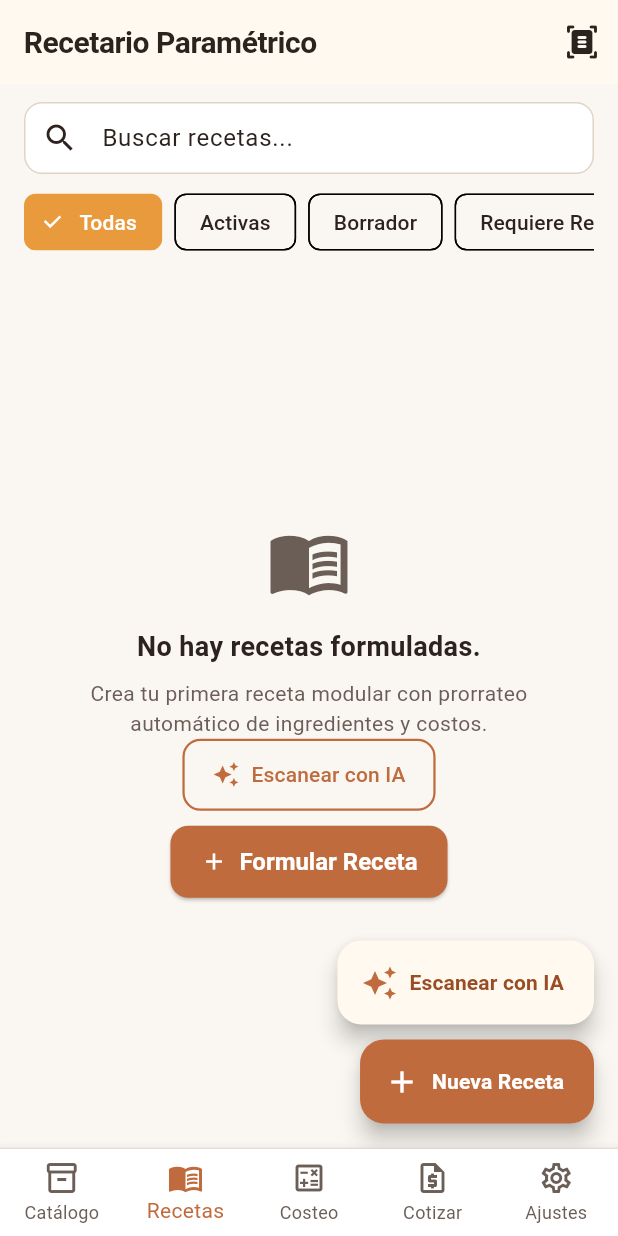
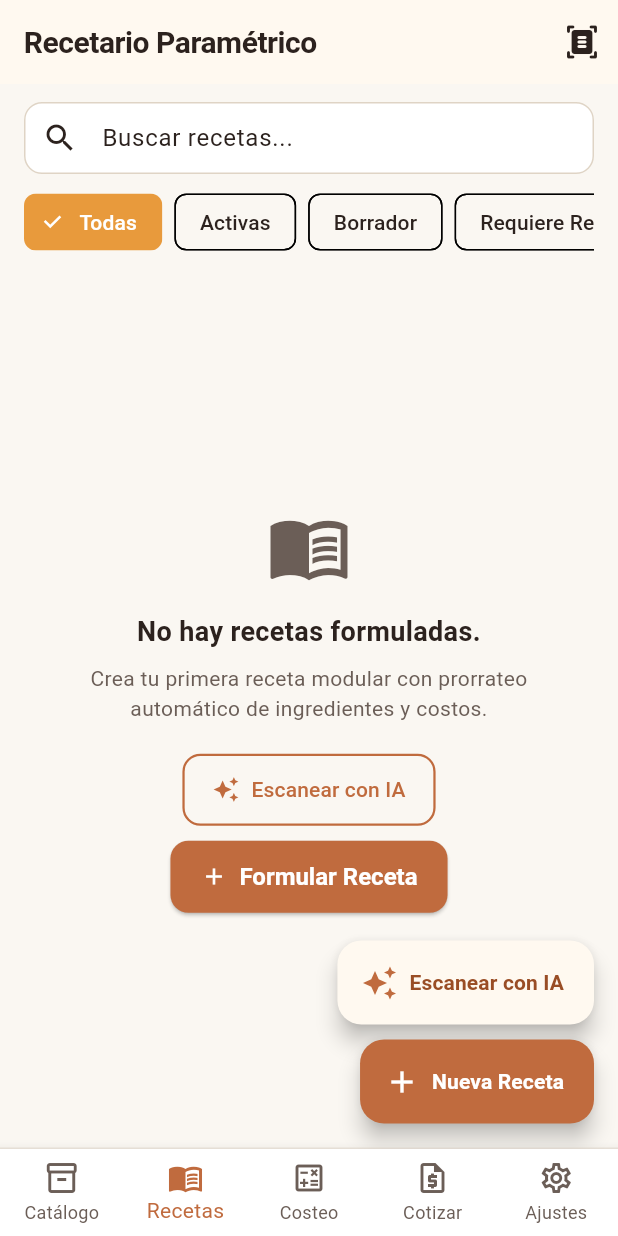
Before and after one commit to JeffDevX/costibake-app, a Flutter app: the screen it shows after launch, item 2 of the bottom bar chosen, on a phone screen of 412 x 824 dp. Run offline on Flutter 3.47's test engine with Material 3 defaults, Android fonts, the phone set to English and light mode, and no system bars; our stand-ins replace equatable, file_picker, flutter_bloc, flutter_secure_storage, google_generative_ai, image_picker and 4 more; accounts and stored records are empty.

Commit message:
fix(ui): wrap search empty states and catalog tabs in SingleChildScrollView to prevent keyboard overflow

```diff
--- a/lib/features/recipes/presentation/screens/recipes_screen.dart
+++ b/lib/features/recipes/presentation/screens/recipes_screen.dart
@@ -488,8 +488,8 @@ class _RecipesScreenState extends State<RecipesScreen> {
                     child: recipes.isEmpty
                         ? (allRecipesCount == 0
                             ? Center(
-                                child: Padding(
-                                  padding: const EdgeInsets.all(32),
+                                child: SingleChildScrollView(
+                                  padding: const EdgeInsets.all(24),
                                   child: Column(
                                     mainAxisSize: MainAxisSize.min,
                                     children: [
@@ -513,6 +513,7 @@ class _RecipesScreenState extends State<RecipesScreen> {
                                             color: AppColors.textMuted,
                                             fontSize: 14),
                                       ),
+                                      const SizedBox(height: 20),
                                       Wrap(
                                         alignment: WrapAlignment.center,
                                         spacing: 12,
@@ -557,10 +558,22 @@ class _RecipesScreenState extends State<RecipesScreen> {
                                 ),
                               )
                             : const Center(
-                                child: Text(
-                                  'No se encontraron recetas con los filtros aplicados.',
-                                  style: TextStyle(
-                                      color: AppColors.textMuted, fontSize: 16),
+                                child: SingleChildScrollView(
+                                  padding: EdgeInsets.all(24),
+                                  child: Column(
+                                    mainAxisSize: MainAxisSize.min,
+                                    children: [
+                                      Icon(Icons.search_off,
+                                          size: 48, color: AppColors.textMuted),
+                                      SizedBox(height: 12),
+                                      Text(
+                                        'No se encontraron recetas con los filtros aplicados.',
+                                        textAlign: TextAlign.center,
+                                        style: TextStyle(
+                                            color: AppColors.textMuted, fontSize: 16),
+                                      ),
+                                    ],
+                                  ),
                                 ),
                               ))
                         : ListView.builder(
```
Also changed, not shown: lib/features/catalog/presentation/screens/catalog_screen.dart (+11 -2 lines), 1 other file.
